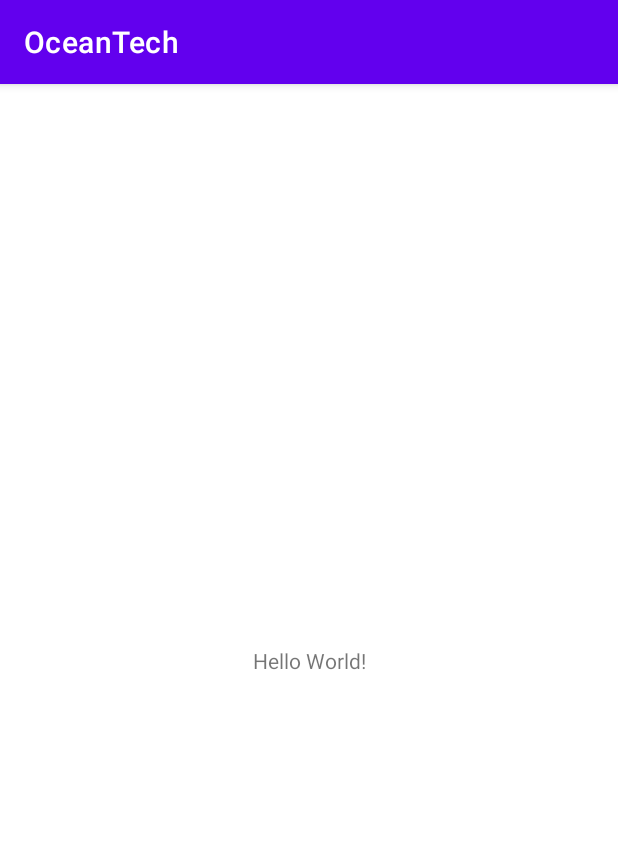
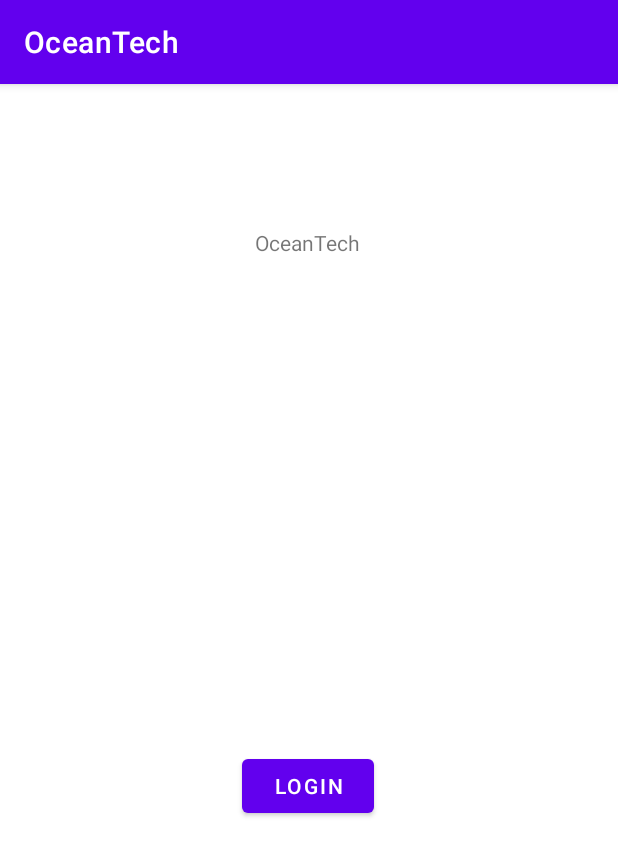
Before and after one commit to GabeMagalhaes/OceanTech, an Android app: the screen it shows after launch (MainActivity), on a phone screen of 412 x 824 dp. Shown: the top 856 px of the screen. Run offline under Robolectric (Android 15) with nearby library versions, the phone set to English and light mode, and no system bars.

Commit message:
Building Home activity and add login button on main

```diff
--- a/app/src/main/AndroidManifest.xml
+++ b/app/src/main/AndroidManifest.xml
@@ -8,7 +8,11 @@
         android:label="@string/app_name"
         android:roundIcon="@mipmap/ic_launcher_round"
         android:supportsRtl="true"
-        android:theme="@style/Theme.OceanTech">
+        android:theme="@style/Theme.OceanTech"
+        android:fullBackupOnly="true">
+        <activity
+            android:name=".HomeActivity"
+            android:exported="false" />
         <activity
             android:name=".MainActivity"
             android:exported="true">
--- a/app/src/main/res/layout/activity_main.xml
+++ b/app/src/main/res/layout/activity_main.xml
@@ -6,13 +6,25 @@
     android:layout_height="match_parent"
     tools:context=".MainActivity">
 
-    <TextView
+    <Button
+        android:id="@+id/btLogin"
         android:layout_width="wrap_content"
         android:layout_height="wrap_content"
-        android:text="Hello World!"
+        android:layout_marginBottom="276dp"
+        android:text="@string/button_login"
         app:layout_constraintBottom_toBottomOf="parent"
-        app:layout_constraintLeft_toLeftOf="parent"
-        app:layout_constraintRight_toRightOf="parent"
+        app:layout_constraintEnd_toEndOf="parent"
+        app:layout_constraintHorizontal_bias="0.498"
+        app:layout_constraintStart_toStartOf="parent" />
+
+    <TextView
+        android:id="@+id/tvAppname"
+        android:layout_width="wrap_content"
+        android:layout_height="wrap_content"
+        android:layout_marginTop="96dp"
+        android:text="@string/app_name"
+        app:layout_constraintEnd_toEndOf="parent"
+        app:layout_constraintHorizontal_bias="0.498"
+        app:layout_constraintStart_toStartOf="parent"
         app:layout_constraintTop_toTopOf="parent" />
-
 </androidx.constraintlayout.widget.ConstraintLayout>
--- a/app/src/main/res/values/strings.xml
+++ b/app/src/main/res/values/strings.xml
@@ -1,3 +1,4 @@
 <resources>
     <string name="app_name">OceanTech</string>
+    <string name="button_login">Login</string>
 </resources>
```
